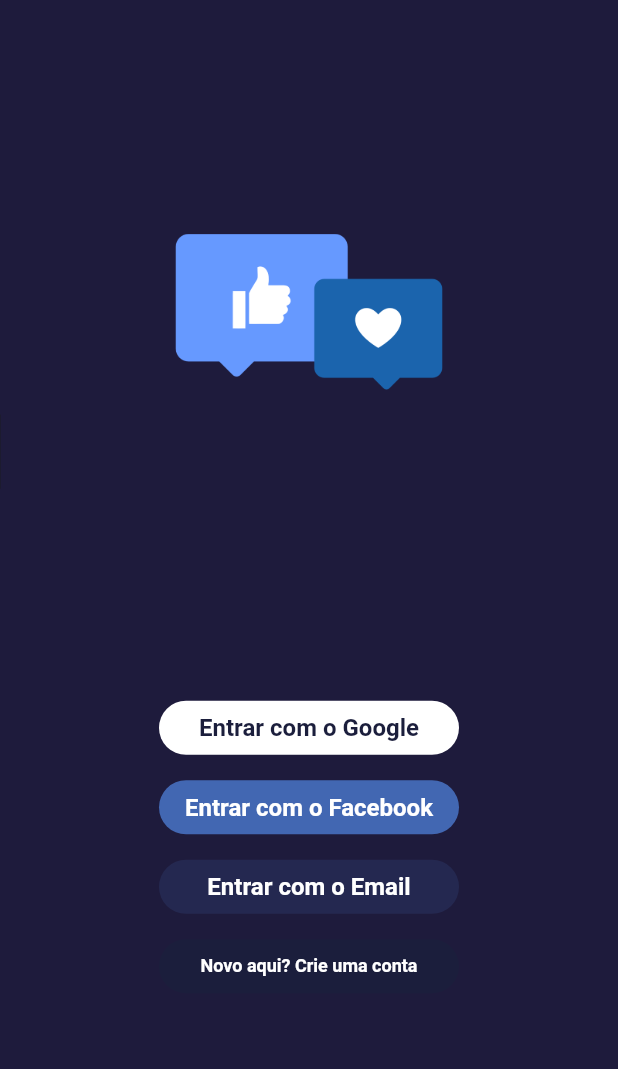
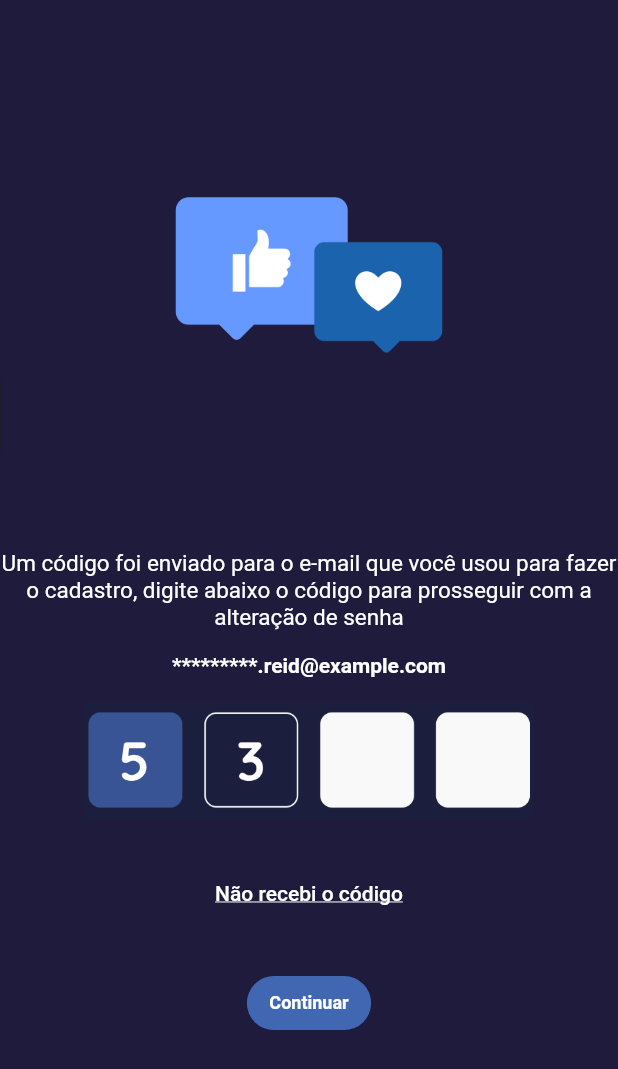
Before and after one commit to cabavas/digital-mission, a Flutter app: the screen it shows after launch, after a tap on "Entrar com o Google", on a phone screen of 412 x 824 dp. Shown: the top 1069 px of the screen. Run offline on Flutter 3.47's test engine with Material 2 defaults, Android fonts, the phone set to English and light mode, and no system bars; Roboto replaces fonts that are missing (Quicksand-VariableFont_wght).

Commit message:
Lost Password Page

```diff
--- a/lib/components/auth_form.dart
+++ b/lib/components/auth_form.dart
@@ -86,7 +86,9 @@
                       filled: true,
                       suffixIcon: IconButton(
                         icon: Icon(
-                          _isObscure ? Icons.visibility : Icons.visibility_off,
+                          _isObscure
+                              ? Icons.visibility
+                              : Icons.visibility_off,
                         ),
                         onPressed: () {
                           setState(() {
--- a/lib/main.dart
+++ b/lib/main.dart
@@ -2,6 +2,7 @@
 
 import 'package:flutter/material.dart';
 import 'package:mission/pages/login_page.dart';
+import 'package:mission/pages/lost_password.dart';
 import 'package:mission/pages/successful.dart';
 import 'package:mission/utils/app_routes.dart';
 
@@ -27,6 +28,7 @@
         AppRoutes.LOGIN: (ctx) => LoginPage(),
         AppRoutes.CREATE_ACCOUNT: (ctx) => CreateAccPage(),
         AppRoutes.SUCCESS: (ctx) => SuccessPage(),
+        AppRoutes.LOST_PASSWORD: (ctx) => LostPasswordPage(),
       },
     );
   }
--- a/lib/pages/create_acc_page.dart
+++ b/lib/pages/create_acc_page.dart
@@ -8,9 +8,10 @@
   @override
   Widget build(BuildContext context) {
     return Scaffold(
-      // resizeToAvoidBottomInset: false,
       backgroundColor: Color(0xff1e1b3c),
       body: Center(
+        child: SingleChildScrollView(
+          reverse: true,
           child: Column(
             mainAxisAlignment: MainAxisAlignment.center,
             children: <Widget>[
@@ -20,6 +21,7 @@
             ],
           ),
         ),
+      ),
     );
   }
 }
--- a/lib/pages/login_page.dart
+++ b/lib/pages/login_page.dart
@@ -19,14 +19,14 @@
               text: 'Entrar com o Google',
               textColor: 0xff1b1e3c,
               backgroundColor: 0xffffffff,
-              route: 'facebook',
+              route: '/lost-password',
             ),
             const SizedBox(height: 5),
             const LoginButton(
               text: 'Entrar com o Facebook',
               textColor: 0xffffffff,
               backgroundColor: 0xff4267B2,
-              route: 'facebook',
+              route: 'lost-password',
             ),
             const SizedBox(height: 5),
             const LoginButton(
--- /dev/null
+++ b/lib/pages/lost_password.dart
@@ -0,0 +1,74 @@
+import 'package:flutter/material.dart';
+
+class LostPasswordPage extends StatefulWidget {
+  LostPasswordPage({Key? key}) : super(key: key);
+
+  @override
+  State<LostPasswordPage> createState() => _LostPasswordPageState();
+}
+
+class _LostPasswordPageState extends State<LostPasswordPage> {
+  @override
+  Widget build(BuildContext context) {
+    return Scaffold(
+      backgroundColor: Color(0xff1e1b3c),
+      body: Center(
+        child: SingleChildScrollView(
+          reverse: true,
+          child: Column(
+            mainAxisAlignment: MainAxisAlignment.center,
+            children: <Widget>[
+              Image.asset('assets/img/icon.png'),
+              SizedBox(height: 50),
+              Text(
+                'Um código foi enviado para o e-mail que você usou para fazer o cadastro, digite abaixo o código para prosseguir com a alteração de senha',
+                textAlign: TextAlign.center,
+                style: TextStyle(
+                  fontSize: 15,
+                  color: Colors.white,
+                ),
+              ),
+              SizedBox(height: 15),
+              Text('*********.reid@example.com',
+                  style: TextStyle(
+                      color: Colors.white, fontWeight: FontWeight.bold)),
+              SizedBox(height: 15),
+              Image.asset(
+                'assets/img/lost.png',
+                height: 80,
+                width: 300,
+              ),
+              SizedBox(height: 25),
+              TextButton(
+                onPressed: () {},
+                child: Text(
+                  'Não recebi o código',
+                  style: TextStyle(
+                    decoration: TextDecoration.underline,
+                    color: Colors.white,
+                  ),
+                ),
+              ),
+              SizedBox(height: 25),
+              TextButton(
+                onPressed: () {},
+                style: TextButton.styleFrom(
+                    primary: const Color(0xffffffff),
+                    backgroundColor: const Color(0xff4267b2),
+                    textStyle: const TextStyle(
+                      fontWeight: FontWeight.bold,
+                      fontSize: 12,
+                    ),
+                    shape: RoundedRectangleBorder(
+                        borderRadius: BorderRadius.circular(18)),
+                    padding: const EdgeInsets.symmetric(
+                        vertical: 5, horizontal: 15)),
+                child: Text('Continuar'),
+              ),
+            ],
+          ),
+        ),
+      ),
+    );
+  }
+}
--- a/lib/pages/successful.dart
+++ b/lib/pages/successful.dart
@@ -23,6 +23,26 @@
             ),
             SizedBox(height: 50),
             Image.asset('assets/img/icon.png'),
+            SizedBox(height: 150),
+            TextButton(
+              onPressed: () => Navigator.pushNamed(context, '/'),
+              style: TextButton.styleFrom(
+                  primary: Colors.white,
+                  backgroundColor: Color(0xff4267b2),
+                  textStyle: TextStyle(
+                    fontSize: 16,
+                    backgroundColor: Color(0xff4267b2),
+                    color: Colors.white,
+                  ),
+                  padding: const EdgeInsets.symmetric(
+                    horizontal: 35,
+                    vertical: 5,
+                  ),
+                  shape: RoundedRectangleBorder(
+                    borderRadius: BorderRadius.circular(18),
+                  )),
+              child: Text('Fazer Login'),
+            ),
           ],
         ),
       ),
--- a/lib/utils/app_routes.dart
+++ b/lib/utils/app_routes.dart
@@ -2,4 +2,5 @@
   static const LOGIN = '/';
   static const CREATE_ACCOUNT = '/create-account';
   static const SUCCESS = '/success';
+  static const LOST_PASSWORD = '/lost-password';
 }
```
Also changed, not shown: assets/img/lost.png (added). Lines whose indentation alone changed are shown as unchanged.
